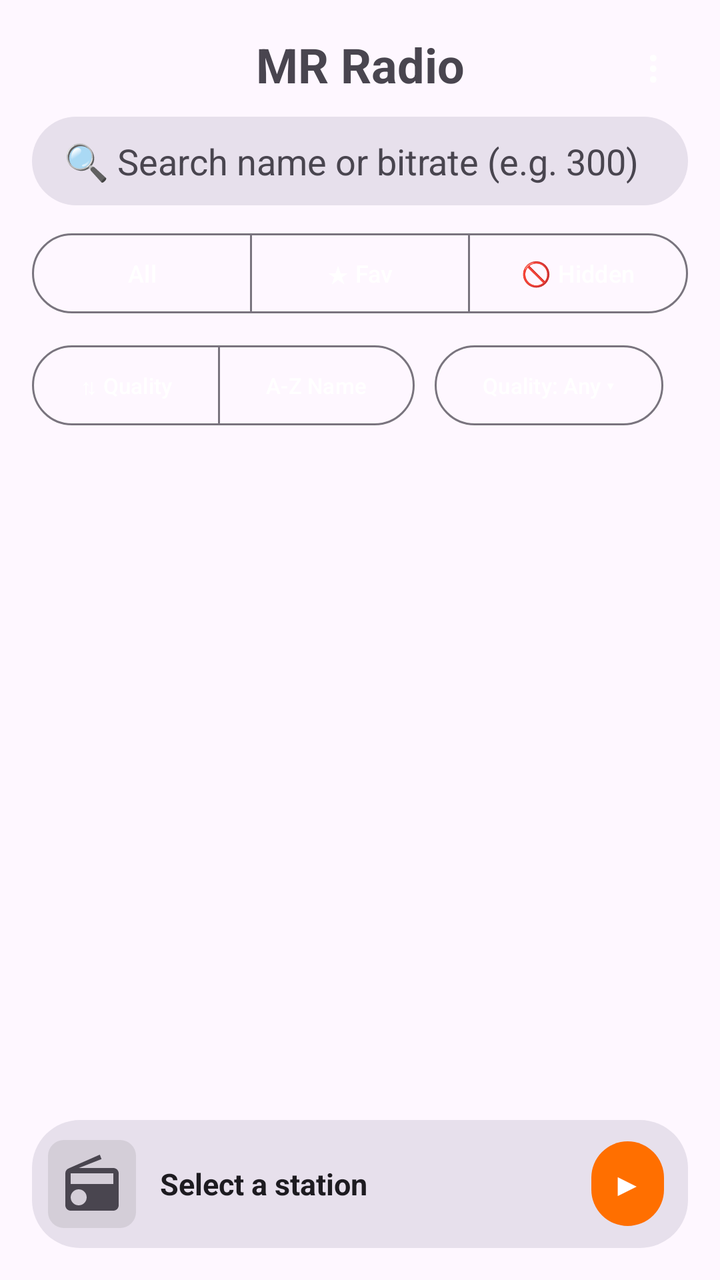
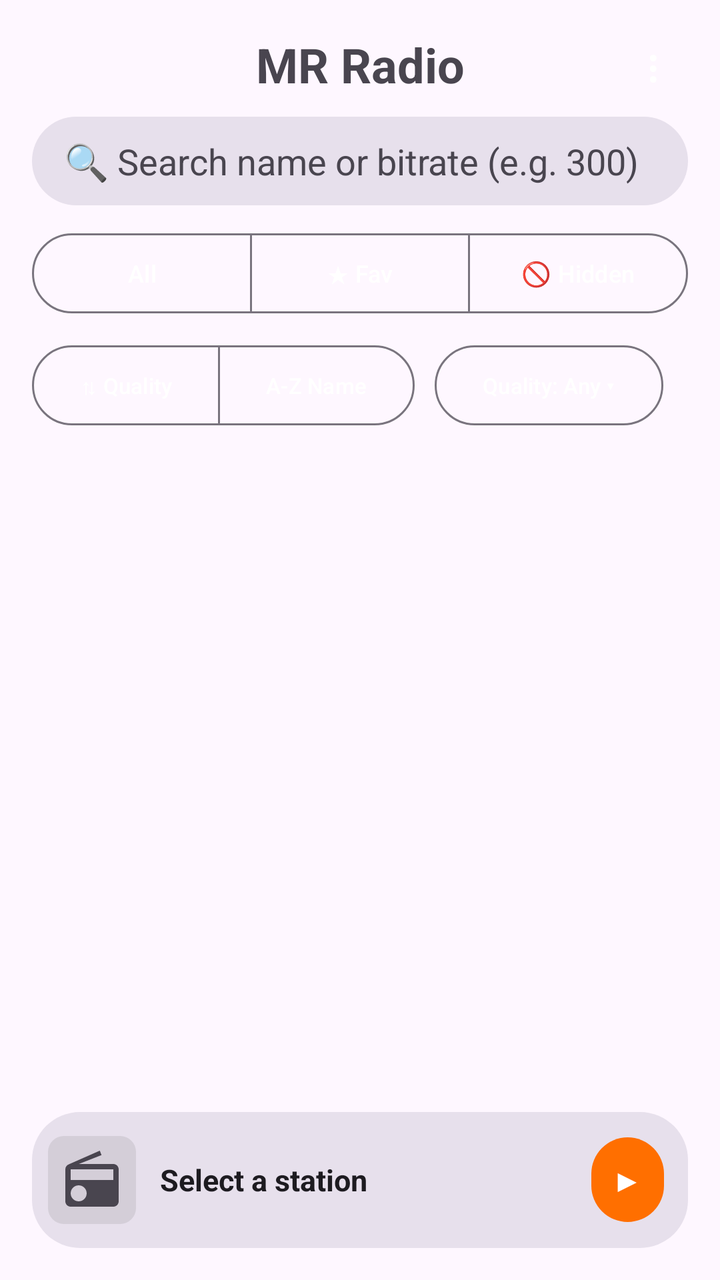

Before-and-after screenshots of an Android layout around one commit, followed by the original layout XML and the change that was made.
<!-- AndroidManifest.xml: application theme Theme.TamilFmRadio -->
<!-- res/layout/activity_main.xml -->
<?xml version="1.0" encoding="utf-8"?>
<androidx.constraintlayout.widget.ConstraintLayout xmlns:android="http://schemas.android.com/apk/res/android"
    xmlns:app="http://schemas.android.com/apk/res-auto"
    android:id="@+id/rootLayout"
    android:layout_width="match_parent"
    android:layout_height="match_parent"
    android:padding="16dp">

    <TextView
        android:id="@+id/titleText"
        android:layout_width="0dp"
        android:layout_height="wrap_content"
        android:text="@string/app_name"
        android:textSize="24sp"
        android:textStyle="bold"
        android:gravity="center"
        app:layout_constraintTop_toTopOf="parent"
        app:layout_constraintStart_toStartOf="parent"
        app:layout_constraintEnd_toEndOf="parent" />

    
    <androidx.mediarouter.app.MediaRouteButton
        android:id="@+id/topCastButton"
        android:layout_width="0dp"
        android:layout_height="0dp"
        android:visibility="gone"
        android:mediaRouteTypes="user"
        app:layout_constraintTop_toTopOf="parent"
        app:layout_constraintEnd_toEndOf="parent" />

    <com.google.android.material.button.MaterialButton
        android:id="@+id/overflowMenuButton"
        style="@style/Widget.Material3.Button.IconButton"
        android:layout_width="wrap_content"
        android:layout_height="wrap_content"
        android:text="⋮"
        android:textColor="@android:color/white"
        android:textSize="22sp"
        app:layout_constraintTop_toTopOf="@id/titleText"
        app:layout_constraintBottom_toBottomOf="@id/titleText"
        app:layout_constraintEnd_toEndOf="parent" />

    <EditText
        android:id="@+id/searchInput"
        android:layout_width="0dp"
        android:layout_height="wrap_content"
        android:layout_marginTop="10dp"
        android:hint="🔍 Search name or bitrate (e.g. 300)"
        android:inputType="text"
        android:maxLines="1"
        android:imeOptions="actionSearch"
        android:paddingStart="16dp"
        android:paddingEnd="16dp"
        android:paddingTop="10dp"
        android:paddingBottom="10dp"
        android:background="@drawable/search_field_background"
        android:textColor="?attr/colorOnSurfaceVariant"
        android:textColorHint="?attr/colorOnSurfaceVariant"
        app:layout_constraintTop_toBottomOf="@id/titleText"
        app:layout_constraintStart_toStartOf="parent"
        app:layout_constraintEnd_toEndOf="parent" />

    <com.google.android.material.button.MaterialButtonToggleGroup
        android:id="@+id/stationFilterToggle"
        android:layout_width="0dp"
        android:layout_height="wrap_content"
        android:layout_marginTop="10dp"
        app:selectionRequired="true"
        app:singleSelection="true"
        app:layout_constraintTop_toBottomOf="@id/searchInput"
        app:layout_constraintStart_toStartOf="parent"
        app:layout_constraintEnd_toEndOf="parent">

        <com.google.android.material.button.MaterialButton
            android:id="@+id/showAllButton"
            style="@style/Widget.Material3.Button.OutlinedButton"
            android:layout_width="0dp"
            android:layout_height="wrap_content"
            android:layout_weight="1"
            android:textSize="12sp"
            android:paddingStart="4dp"
            android:paddingEnd="4dp"
            android:text="All"
            android:textColor="@color/toggle_button_text" />

        <com.google.android.material.button.MaterialButton
            android:id="@+id/showFavoritesButton"
            style="@style/Widget.Material3.Button.OutlinedButton"
            android:layout_width="0dp"
            android:layout_height="wrap_content"
            android:layout_weight="1"
            android:checked="true"
            android:textSize="12sp"
            android:paddingStart="4dp"
            android:paddingEnd="4dp"
            android:text="★ Fav"
            android:textColor="@color/toggle_button_text" />

        <com.google.android.material.button.MaterialButton
            android:id="@+id/showHiddenButton"
            style="@style/Widget.Material3.Button.OutlinedButton"
            android:layout_width="0dp"
            android:layout_height="wrap_content"
            android:layout_weight="1"
            android:textSize="12sp"
            android:paddingStart="4dp"
            android:paddingEnd="4dp"
            android:text="🚫 Hidden"
            android:textColor="@color/toggle_button_text" />

    </com.google.android.material.button.MaterialButtonToggleGroup>

    <HorizontalScrollView
        android:id="@+id/sortFilterScroll"
        android:layout_width="0dp"
        android:layout_height="wrap_content"
        android:layout_marginTop="8dp"
        android:scrollbars="none"
        app:layout_constraintTop_toBottomOf="@id/stationFilterToggle"
        app:layout_constraintStart_toStartOf="parent"
        app:layout_constraintEnd_toEndOf="parent">

        <LinearLayout
            android:layout_width="wrap_content"
            android:layout_height="wrap_content"
            android:orientation="horizontal"
            android:gravity="center_vertical">

            <com.google.android.material.button.MaterialButtonToggleGroup
                android:id="@+id/sortToggle"
                android:layout_width="wrap_content"
                android:layout_height="wrap_content"
                app:selectionRequired="false"
                app:singleSelection="true">

                <com.google.android.material.button.MaterialButton
                    android:id="@+id/sortByQualityButton"
                    style="@style/Widget.Material3.Button.OutlinedButton"
                    android:layout_width="wrap_content"
                    android:layout_height="wrap_content"
                    android:textSize="11sp"
                    android:paddingStart="10dp"
                    android:paddingEnd="10dp"
                    android:text="⇅ Quality"
                    android:textColor="@color/toggle_button_text" />

                <com.google.android.material.button.MaterialButton
                    android:id="@+id/sortByNameButton"
                    style="@style/Widget.Material3.Button.OutlinedButton"
                    android:layout_width="wrap_content"
                    android:layout_height="wrap_content"
                    android:textSize="11sp"
                    android:paddingStart="10dp"
                    android:paddingEnd="10dp"
                    android:text="A-Z Name"
                    android:textColor="@color/toggle_button_text" />

            </com.google.android.material.button.MaterialButtonToggleGroup>

            <View
                android:layout_width="10dp"
                android:layout_height="1dp" />

            <com.google.android.material.button.MaterialButton
                android:id="@+id/qualityFilterButton"
                style="@style/Widget.Material3.Button.OutlinedButton"
                android:layout_width="wrap_content"
                android:layout_height="wrap_content"
                android:textSize="11sp"
                android:paddingStart="10dp"
                android:paddingEnd="10dp"
                android:text="Quality: Any ▾"
                android:textColor="@android:color/white" />

        </LinearLayout>

    </HorizontalScrollView>

    <androidx.recyclerview.widget.RecyclerView
        android:id="@+id/stationList"
        android:layout_width="0dp"
        android:layout_height="0dp"
        android:layout_marginTop="10dp"
        app:layout_constraintTop_toBottomOf="@id/sortFilterScroll"
        app:layout_constraintBottom_toTopOf="@id/miniPlayerBar"
        app:layout_constraintStart_toStartOf="parent"
        app:layout_constraintEnd_toEndOf="parent" />

    
    <LinearLayout
        android:id="@+id/miniPlayerBar"
        android:layout_width="0dp"
        android:layout_height="64dp"
        android:layout_marginTop="10dp"
        android:orientation="horizontal"
        android:gravity="center_vertical"
        android:paddingStart="8dp"
        android:paddingEnd="8dp"
        android:background="@drawable/search_field_background"
        android:clickable="true"
        android:focusable="true"
        app:layout_constraintBottom_toBottomOf="parent"
        app:layout_constraintStart_toStartOf="parent"
        app:layout_constraintEnd_toEndOf="parent">

        <ImageView
            android:id="@+id/miniStationLogo"
            android:layout_width="44dp"
            android:layout_height="44dp"
            android:layout_marginEnd="12dp"
            android:background="@drawable/logo_background"
            android:padding="6dp"
            android:scaleType="centerCrop"
            android:contentDescription="@null"
            android:src="@drawable/ic_radio_placeholder" />

        
        <ProgressBar
            android:id="@+id/loadingSpinner"
            style="?android:attr/progressBarStyleSmall"
            android:layout_width="20dp"
            android:layout_height="20dp"
            android:layout_marginEnd="8dp"
            android:visibility="gone" />

        <TextView
            android:id="@+id/miniStationTitle"
            android:layout_width="0dp"
            android:layout_height="wrap_content"
            android:layout_weight="1"
            android:text="Select a station"
            android:textStyle="bold"
            android:textSize="15sp"
            android:textColor="?android:attr/textColorPrimary"
            android:maxLines="1"
            android:ellipsize="end" />

        <com.google.android.material.button.MaterialButton
            android:id="@+id/miniPlayPauseButton"
            style="@style/Widget.Material3.Button.IconButton.Filled.Tonal"
            android:layout_width="wrap_content"
            android:layout_height="wrap_content"
            android:text="▶"
            android:textSize="16sp"
            android:textColor="@android:color/white"
            app:backgroundTint="#FF6F00" />

    </LinearLayout>

    
    <androidx.constraintlayout.widget.ConstraintLayout
        android:id="@+id/nowPlayingOverlay"
        android:layout_width="0dp"
        android:layout_height="0dp"
        android:background="?attr/colorSurface"
        android:visibility="gone"
        android:elevation="8dp"
        app:layout_constraintTop_toTopOf="parent"
        app:layout_constraintBottom_toBottomOf="parent"
        app:layout_constraintStart_toStartOf="parent"
        app:layout_constraintEnd_toEndOf="parent">

        <com.google.android.material.button.MaterialButton
            android:id="@+id/collapseNowPlayingButton"
            style="@style/Widget.Material3.Button.IconButton"
            android:layout_width="wrap_content"
            android:layout_height="wrap_content"
            android:text="✕"
            android:textColor="@android:color/white"
            android:textSize="18sp"
            app:layout_constraintTop_toTopOf="parent"
            app:layout_constraintStart_toStartOf="parent" />

        <com.google.android.material.button.MaterialButton
            android:id="@+id/fullFavoriteButton"
            style="@style/Widget.Material3.Button.IconButton"
            android:layout_width="wrap_content"
            android:layout_height="wrap_content"
            android:text="☆"
            android:textColor="@android:color/white"
            android:textSize="22sp"
            app:layout_constraintTop_toTopOf="parent"
            app:layout_constraintEnd_toEndOf="parent" />

        <ImageView
            android:id="@+id/bigStationLogo"
            android:layout_width="0dp"
            android:layout_height="0dp"
            android:layout_marginStart="32dp"
            android:layout_marginEnd="32dp"
            android:layout_marginTop="24dp"
            android:background="@drawable/logo_background"
            android:padding="24dp"
            android:scaleType="centerCrop"
            android:contentDescription="@null"
            android:src="@drawable/ic_radio_placeholder"
            app:layout_constraintDimensionRatio="1:1"
            app:layout_constraintTop_toBottomOf="@id/collapseNowPlayingButton"
            app:layout_constraintBottom_toTopOf="@id/statusText"
            app:layout_constraintStart_toStartOf="parent"
            app:layout_constraintEnd_toEndOf="parent"
            app:layout_constraintWidth_max="320dp" />

        <TextView
            android:id="@+id/statusText"
            android:layout_width="0dp"
            android:layout_height="wrap_content"
            android:layout_marginTop="24dp"
            android:text="Select a station"
            android:gravity="center"
            android:textSize="19sp"
            android:textStyle="bold"
            app:layout_constraintTop_toBottomOf="@id/bigStationLogo"
            app:layout_constraintBottom_toTopOf="@id/metadataText"
            app:layout_constraintStart_toStartOf="parent"
            app:layout_constraintEnd_toEndOf="parent" />

        <TextView
            android:id="@+id/metadataText"
            android:layout_width="0dp"
            android:layout_height="wrap_content"
            android:layout_marginTop="4dp"
            android:text="No station playing"
            android:gravity="center"
            android:textSize="13sp"
            android:textColor="#888888"
            app:layout_constraintTop_toBottomOf="@id/statusText"
            app:layout_constraintBottom_toTopOf="@id/controlsLayout"
            app:layout_constraintStart_toStartOf="parent"
            app:layout_constraintEnd_toEndOf="parent" />

        <LinearLayout
            android:id="@+id/controlsLayout"
            android:layout_width="0dp"
            android:layout_height="wrap_content"
            android:layout_marginTop="16dp"
            android:layout_marginBottom="16dp"
            android:orientation="horizontal"
            android:gravity="center"
            app:layout_constraintBottom_toBottomOf="parent"
            app:layout_constraintStart_toStartOf="parent"
            app:layout_constraintEnd_toEndOf="parent">

            <com.google.android.material.button.MaterialButton
                android:id="@+id/prevButton"
                style="@style/Widget.Material3.Button.IconButton.Filled.Tonal"
                android:layout_width="56dp"
                android:layout_height="56dp"
                android:layout_margin="4dp"
                android:text="⏮"
                android:textSize="20sp" />

            <com.google.android.material.button.MaterialButton
                android:id="@+id/playButton"
                style="@style/Widget.Material3.Button.IconButton.Filled"
                android:layout_width="56dp"
                android:layout_height="56dp"
                android:layout_margin="4dp"
                android:text="▶"
                android:textSize="20sp"
                android:textColor="@android:color/white"
                app:backgroundTint="#FF6F00" />

            <com.google.android.material.button.MaterialButton
                android:id="@+id/nextButton"
                style="@style/Widget.Material3.Button.IconButton.Filled.Tonal"
                android:layout_width="56dp"
                android:layout_height="56dp"
                android:layout_margin="4dp"
                android:text="⏭"
                android:textSize="20sp" />

            <androidx.mediarouter.app.MediaRouteButton
                android:id="@+id/castButton"
                android:layout_width="56dp"
                android:layout_height="56dp"
                android:layout_margin="4dp"
                android:mediaRouteTypes="user" />

            <com.google.android.material.button.MaterialButton
                android:id="@+id/sleepTimerButton"
                style="@style/Widget.Material3.Button.IconButton.Filled.Tonal"
                android:layout_width="56dp"
                android:layout_height="56dp"
                android:layout_margin="4dp"
                android:text="💤"
                android:textSize="20sp" />

        </LinearLayout>

    </androidx.constraintlayout.widget.ConstraintLayout>

</androidx.constraintlayout.widget.ConstraintLayout>
<!-- resources referenced by this layout -->
<resources>
  <!-- drawable ic_radio_placeholder (drawable) -->
  <vector xmlns:android="http://schemas.android.com/apk/res/android"
      android:width="24dp"
      android:height="24dp"
      android:viewportWidth="24"
      android:viewportHeight="24"
      android:tint="?attr/colorOnSurfaceVariant">
      <path
          android:fillColor="@android:color/white"
          android:pathData="M3.24,6.15C2.51,6.43 2,7.17 2,8v12c0,1.1 0.89,2 2,2h16c1.11,0 2,-0.9 2,-2V8c0,-1.1 -0.89,-2 -2,-2H7.05l8.52,-3.34L14.93,1 3.24,6.15zM7,20c-1.66,0 -3,-1.34 -3,-3s1.34,-3 3,-3 3,1.34 3,3 -1.34,3 -3,3zM20,12H4V8h16v4z" />
  </vector>
  <!-- drawable logo_background (drawable) -->
  <?xml version="1.0" encoding="utf-8"?>
  <shape xmlns:android="http://schemas.android.com/apk/res/android"
      android:shape="rectangle">
      <solid android:color="#33888888" />
      <corners android:radius="8dp" />
  </shape>
  <!-- drawable search_field_background (drawable) -->
  <?xml version="1.0" encoding="utf-8"?>
  <shape xmlns:android="http://schemas.android.com/apk/res/android"
      android:shape="rectangle">
      <corners android:radius="24dp" />
      <solid android:color="?attr/colorSurfaceVariant" />
  </shape>
  <string name="app_name">MR Radio</string>
  <style name="Theme.TamilFmRadio" parent="Theme.Material3.DayNight.NoActionBar">
          <item name="colorPrimary">#4A148C</item>
          <item name="colorPrimaryVariant">#6A1B9A</item>
          <item name="colorSecondary">#FF6F00</item>
          <item name="android:statusBarColor">#4A148C</item>
      </style>
</resources>

<!-- the commit's change to res/layout/activity_main.xml (unified diff, before → after) -->
@@ -190,7 +190,7 @@
     <LinearLayout
         android:id="@+id/miniPlayerBar"
         android:layout_width="0dp"
-        android:layout_height="64dp"
+        android:layout_height="68dp"
         android:layout_marginTop="10dp"
         android:orientation="horizontal"
         android:gravity="center_vertical"
@@ -223,17 +223,35 @@
             android:layout_marginEnd="8dp"
             android:visibility="gone" />
 
-        <TextView
-            android:id="@+id/miniStationTitle"
+        <LinearLayout
             android:layout_width="0dp"
             android:layout_height="wrap_content"
             android:layout_weight="1"
-            android:text="Select a station"
-            android:textStyle="bold"
-            android:textSize="15sp"
-            android:textColor="?android:attr/textColorPrimary"
-            android:maxLines="1"
-            android:ellipsize="end" />
+            android:orientation="vertical">
+
+            <TextView
+                android:id="@+id/miniStationTitle"
+                android:layout_width="match_parent"
+                android:layout_height="wrap_content"
+                android:text="Select a station"
+                android:textStyle="bold"
+                android:textSize="15sp"
+                android:textColor="?android:attr/textColorPrimary"
+                android:maxLines="1"
+                android:ellipsize="end" />
+
+            
+            <TextView
+                android:id="@+id/miniNowPlayingText"
+                android:layout_width="match_parent"
+                android:layout_height="wrap_content"
+                android:textSize="11sp"
+                android:textColor="#888888"
+                android:maxLines="1"
+                android:ellipsize="end"
+                android:visibility="gone" />
+
+        </LinearLayout>
 
         <com.google.android.material.button.MaterialButton
             android:id="@+id/miniPlayPauseButton"
